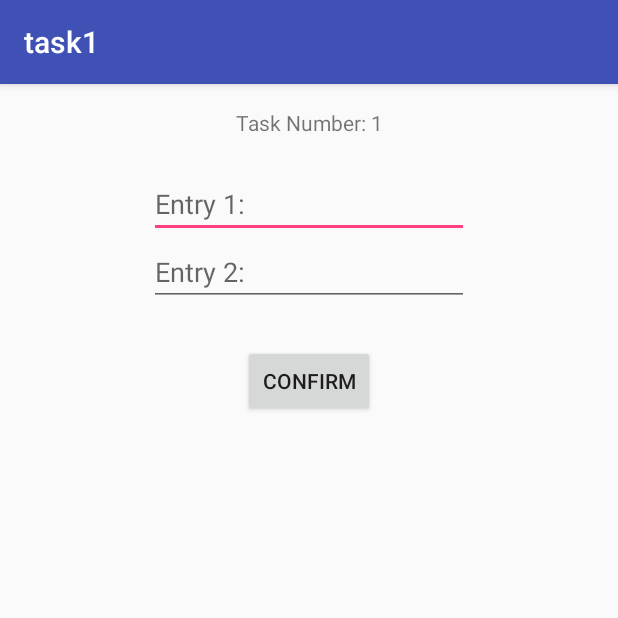
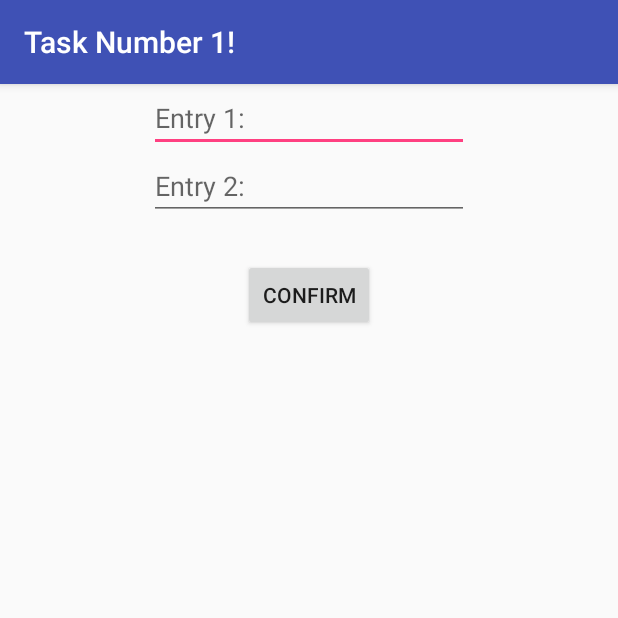
Before and after one commit to sQasimSo/tast1, an Android app: the screen it shows after launch (LoginActivity), on a phone screen of 412 x 824 dp, the top half of it. Run offline under Robolectric (Android 15) with nearby library versions, the phone set to English and light mode, and no system bars.

```diff
--- a/app/src/main/res/layout/activity_login.xml
+++ b/app/src/main/res/layout/activity_login.xml
@@ -31,19 +31,6 @@
             android:text="TextView"/>
     </LinearLayout>
 
-    <TextView
-        android:id="@+id/textView_title"
-        android:layout_width="wrap_content"
-        android:layout_height="wrap_content"
-        android:text="Task Number: 1"
-        tools:layout_constraintTop_creator="1"
-        tools:layout_constraintRight_creator="1"
-        app:layout_constraintRight_toRightOf="parent"
-        android:layout_marginTop="16dp"
-        tools:layout_constraintLeft_creator="1"
-        app:layout_constraintLeft_toLeftOf="parent"
-        app:layout_constraintTop_toTopOf="parent"/>
-
     <Button
         android:id="@+id/button_confirm"
         android:layout_width="wrap_content"
@@ -61,16 +48,15 @@
         android:id="@+id/editText_entry1"
         android:layout_width="wrap_content"
         android:layout_height="wrap_content"
-        android:layout_marginTop="22dp"
         android:ems="10"
         android:hint="Entry 1:"
         android:inputType="text"
         app:layout_constraintLeft_toLeftOf="parent"
         app:layout_constraintRight_toRightOf="parent"
-        app:layout_constraintTop_toBottomOf="@+id/textView_title"
         tools:layout_constraintLeft_creator="1"
         tools:layout_constraintRight_creator="1"
-        tools:layout_constraintTop_creator="1"/>
+        tools:layout_constraintTop_creator="1"
+        tools:layout_editor_absoluteY="55dp"/>
 
     <EditText
         android:id="@+id/editText_entry2"
--- a/app/src/main/res/values/strings.xml
+++ b/app/src/main/res/values/strings.xml
@@ -1,3 +1,3 @@
 <resources>
-    <string name="app_name">task1</string>
+    <string name="app_name">Task Number 1!</string>
 </resources>
--- a/app/src/main/res/values/styles.xml
+++ b/app/src/main/res/values/styles.xml
@@ -1,7 +1,7 @@
 <resources>
 
     <!-- Base application theme. -->
-    <style name="AppTheme" parent="Theme.AppCompat.Light.DarkActionBar">
+    <style name="AppTheme"  parent="Theme.AppCompat.Light.DarkActionBar">
         <!-- Customize your theme here. -->
         <item name="colorPrimary">@color/colorPrimary</item>
         <item name="colorPrimaryDark">@color/colorPrimaryDark</item>
```
